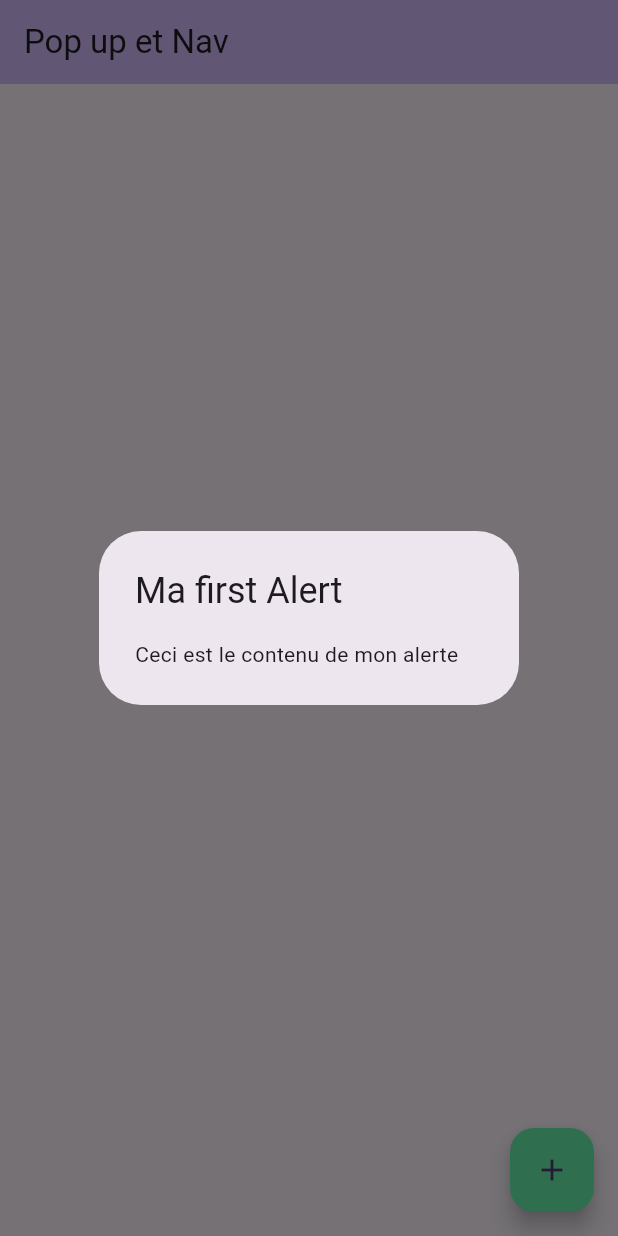
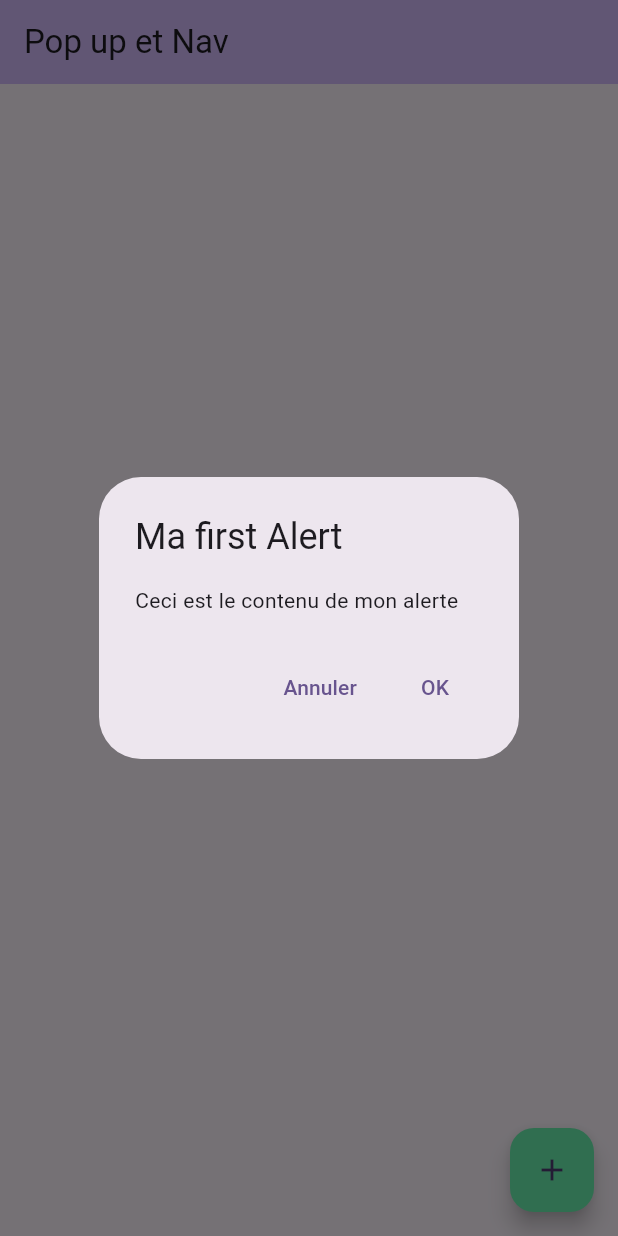
Before and after one commit to AshDest/State_full_widget, a Flutter app: the screen it shows after launch, after a tap on "Montrer une alerte", on a phone screen of 412 x 824 dp. Run offline on Flutter 3.47's test engine with Material 2 defaults, Android fonts, the phone set to English and light mode, and no system bars.

Commit message:
commit alert action

```diff
--- a/lib/main.dart
+++ b/lib/main.dart
@@ -49,14 +49,27 @@ class _MyHomePageState extends State<MyHomePage> {
                   final alert = AlertDialog(
                     title: const Text("Ma first Alert"),
                     content: const Text("Ceci est le contenu de mon alerte"),
+                    actions: [
+                      TextButton(
+                          onPressed: () {
+                            Navigator.of(context).pop();
+                          },
+                          child: const Text('Annuler')),
+                      TextButton(
+                          onPressed: () {
+                            Navigator.of(context).pop();
+                          },
+                          child: const Text('OK')),
+                    ],
                   );
                   showDialog(
+                    barrierDismissible: false,
                       context: context,
                       builder: (BuildContext ctx) {
                         return alert;
                       });
                 },
-                child: Text('Montrer une alerte')
+                child: const Text('Montrer une alerte')
             ),
           ],
         ),
```
